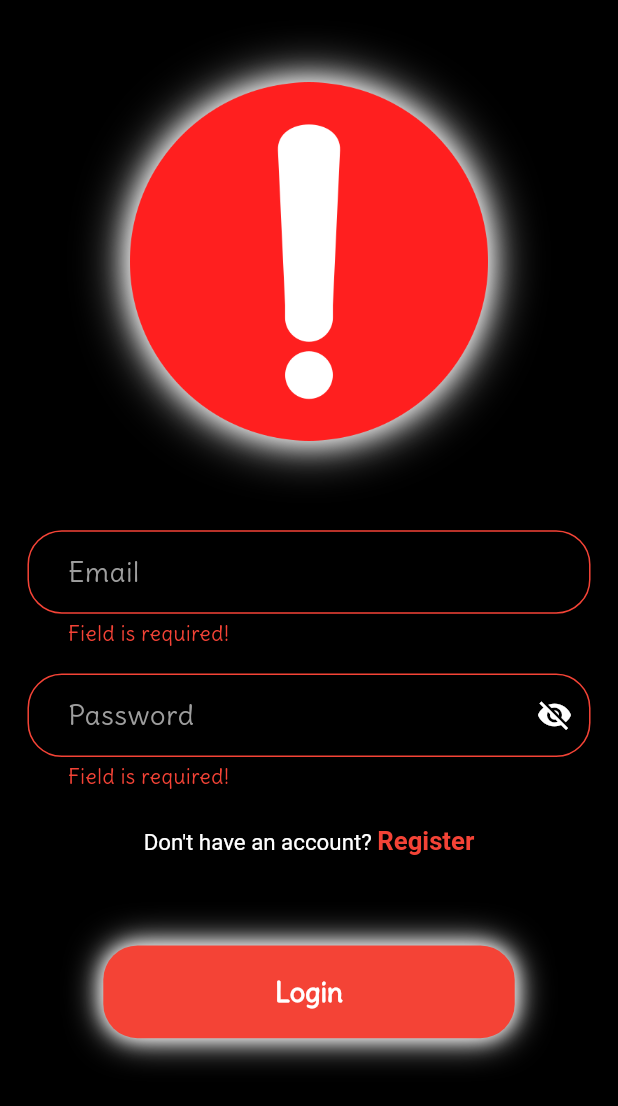
After one commit to OtiDavidChibueze/citizen-reporting-platform, a Flutter app: the LoginPage screen opened by its route, after a tap on "Login", on a phone screen of 412 x 824 dp. The commit adds this screen. Shown: the top 1106 px of the screen. Run offline on Flutter 3.47's test engine with Material 3 defaults, Android fonts, the phone set to English and light mode, and no system bars; our stand-ins replace cloud_firestore, equatable, firebase_auth, firebase_core, flutter_bloc, flutter_screenutil and 7 more; accounts and stored records are empty; statements that could not run were skipped.

Commit message:
feat(auth): implement login flow

```diff
--- /dev/null
+++ b/lib/features/auth/data/dto/login_dto.dart
@@ -0,0 +1,9 @@
+class LoginDto {
+  final String email;
+  final String password;
+
+  LoginDto({required this.email, required this.password});
+  Map<String, dynamic> toMap() {
+    return <String, dynamic>{'email': email, 'password': password};
+  }
+}
--- a/lib/features/auth/data/repository/auth_repository_impl.dart
+++ b/lib/features/auth/data/repository/auth_repository_impl.dart
@@ -1,4 +1,5 @@
-import 'package:citizen_report_incident/features/auth/domain/entities/user_entity.dart';
+import '../dto/login_dto.dart';
+import '../../domain/entities/user_entity.dart';
 
 import '../../../../core/constants/app_string.dart';
 import '../../../../core/error/exception.dart';
@@ -22,6 +23,10 @@ class AuthRepositoryImpl implements AuthRepository {
         () async => await _authFirebaseRemoteSource.register(req),
       );
 
+  @override
+  Future<Either<Failure, UserEntity>> login(LoginDto req) =>
+      _getCredentails(() async => await _authFirebaseRemoteSource.login(req));
+
   Future<Either<Failure, UserEntity>> _getCredentails(
     Future<UserEntity> Function() fn,
   ) async {
--- a/lib/features/auth/data/source/remote/auth_firebase_remote_source.dart
+++ b/lib/features/auth/data/source/remote/auth_firebase_remote_source.dart
@@ -1,4 +1,7 @@
-import 'package:citizen_report_incident/features/auth/data/model/user_model.dart';
+import '../../../../../core/service/local_storage_hive.dart';
+
+import '../../dto/login_dto.dart';
+import '../../model/user_model.dart';
 
 import '../../../../../core/constants/app_string.dart';
 import '../../../../../core/error/exception.dart';
@@ -9,17 +12,21 @@ import 'package:internet_connection_checker/internet_connection_checker.dart';
 
 abstract interface class AuthFirebaseRemoteSource {
   Future<UserModel> register(RegisterDTO req);
+  Future<UserModel> login(LoginDto req);
 }
 
 class AuthFirebaseRemoteSourceImpl implements AuthFirebaseRemoteSource {
   final FirebaseService _firebaseService;
   final InternetConnectionChecker _internetConnectionChecker;
+  final LocalStorageService _localStorageService;
 
   AuthFirebaseRemoteSourceImpl({
     required FirebaseService firebaseService,
     required InternetConnectionChecker internetConnectionChecker,
+    required LocalStorageService localStorageService,
   }) : _firebaseService = firebaseService,
-       _internetConnectionChecker = internetConnectionChecker;
+       _internetConnectionChecker = internetConnectionChecker,
+       _localStorageService = localStorageService;
 
   @override
   Future<UserModel> register(RegisterDTO req) async {
@@ -54,4 +61,42 @@ class AuthFirebaseRemoteSourceImpl implements AuthFirebaseRemoteSource {
       throw ServerException(e.toString());
     }
   }
+
+  @override
+  Future<UserModel> login(LoginDto req) async {
+    try {
+      if (!await _internetConnectionChecker.hasConnection) {
+        throw ServerException(AppString.noInternetConnection);
+      }
+
+      final loginUser = await _firebaseService.auth.signInWithEmailAndPassword(
+        email: req.email,
+        password: req.password,
+      );
+
+      if (loginUser.user == null) {
+        throw ServerException(AppString.loginFailed);
+      }
+
+      final name = loginUser.user!.email!.split('@')[0];
+
+      await _localStorageService.save(AppString.userId, loginUser.user!.uid);
+      await _localStorageService.save(AppString.userName, name);
+
+      final UserModel userData = UserModel(
+        name: '',
+        email: loginUser.user!.email!,
+        password: req.password,
+      );
+
+      AppLogger.i(
+        'User logged in: Uid-> ${loginUser.user!.uid}, Email-> ${loginUser.user!.email}, Name-> $name',
+      );
+
+      return UserModel.fromJson(userData.toJson());
+    } catch (e) {
+      AppLogger.e('Login Error: $e');
+      throw ServerException(e.toString());
+    }
+  }
 }
--- a/lib/features/auth/domain/repository/auth_repository.dart
+++ b/lib/features/auth/domain/repository/auth_repository.dart
@@ -1,4 +1,5 @@
-import 'package:citizen_report_incident/features/auth/domain/entities/user_entity.dart';
+import '../../data/dto/login_dto.dart';
+import '../entities/user_entity.dart';
 
 import '../../../../core/error/failure.dart';
 import '../../data/dto/register_dto.dart';
@@ -6,4 +7,5 @@ import 'package:fpdart/fpdart.dart';
 
 abstract interface class AuthRepository {
   Future<Either<Failure, UserEntity>> register(RegisterDTO req);
+  Future<Either<Failure, UserEntity>> login(LoginDto req);
 }
--- /dev/null
+++ b/lib/features/auth/domain/usecases/login_usecase.dart
@@ -0,0 +1,19 @@
+import '../../data/dto/login_dto.dart';
+import '../entities/user_entity.dart';
+
+import '../../../../core/error/failure.dart';
+import '../../../../core/usecases/usecases.dart';
+import '../repository/auth_repository.dart';
+import 'package:fpdart/fpdart.dart';
+
+class LoginUsecase implements UseCase<UserEntity, LoginDto> {
+  final AuthRepository _authRepository;
+
+  LoginUsecase({required AuthRepository authRepository})
+    : _authRepository = authRepository;
+
+  @override
+  Future<Either<Failure, UserEntity>> call(LoginDto params) async {
+    return _authRepository.login(params);
+  }
+}
--- a/lib/features/auth/presentation/bloc/auth_bloc.dart
+++ b/lib/features/auth/presentation/bloc/auth_bloc.dart
@@ -1,4 +1,6 @@
-import 'package:citizen_report_incident/features/auth/domain/entities/user_entity.dart';
+import '../../data/dto/login_dto.dart';
+import '../../domain/entities/user_entity.dart';
+import '../../domain/usecases/login_usecase.dart';
 
 import '../../data/dto/register_dto.dart';
 import '../../domain/usecases/register_usecase.dart';
@@ -10,12 +12,17 @@ part 'auth_state.dart';
 
 class AuthBloc extends Bloc<AuthEvent, AuthState> {
   final RegisterUseCase _registerUseCase;
+  final LoginUsecase _loginUseCase;
 
-  AuthBloc({required RegisterUseCase registerUseCase})
-    : _registerUseCase = registerUseCase,
-      super(AuthInitialState()) {
+  AuthBloc({
+    required RegisterUseCase registerUseCase,
+    required LoginUsecase loginUseCase,
+  }) : _registerUseCase = registerUseCase,
+       _loginUseCase = loginUseCase,
+       super(AuthInitialState()) {
     on<AuthEvent>((_, emit) => emit(AuthLoadingState()));
     on<AuthRegisterEvent>(_register);
+    on<AuthLoginEvent>(_login);
   }
 
   Future<void> _register(
@@ -35,4 +42,15 @@ class AuthBloc extends Bloc<AuthEvent, AuthState> {
       (r) => emit(AuthSuccessState(user: r)),
     );
   }
+
+  Future<void> _login(AuthLoginEvent event, Emitter<AuthState> emit) async {
+    final result = await _loginUseCase(
+      LoginDto(email: event.req.email, password: event.req.password),
+    );
+
+    result.fold(
+      (l) => emit(AuthErrorState(message: l.message)),
+      (r) => emit(AuthSuccessState(user: r)),
+    );
+  }
 }
--- a/lib/features/auth/presentation/bloc/auth_event.dart
+++ b/lib/features/auth/presentation/bloc/auth_event.dart
@@ -11,3 +11,8 @@ final class AuthRegisterEvent extends AuthEvent {
   final RegisterDTO req;
   const AuthRegisterEvent({required this.req});
 }
+
+final class AuthLoginEvent extends AuthEvent {
+  final LoginDto req;
+  const AuthLoginEvent({required this.req});
+}
--- /dev/null
+++ b/lib/features/auth/presentation/pages/login_page.dart
@@ -0,0 +1,199 @@
+import '../../data/dto/login_dto.dart';
+import 'register_page.dart';
+import '../../../incidents/presentation/pages/incident_page.dart';
+import 'package:go_router/go_router.dart';
+
+import '../../../../core/common/theme/app_colors.dart';
+import '../../../../core/common/widgets/custom_button_widget.dart';
+import '../../../../core/common/widgets/custom_textfield_widget.dart';
+import '../../../../core/constants/app_image_urls.dart';
+import '../../../../core/constants/app_string.dart';
+import '../../../../core/utils/custom_dialog_loader.dart';
+import '../../../../core/utils/custom_snackbar.dart';
+import '../../../../core/utils/screen_util.dart';
+import '../../../../core/utils/validations/validation.dart';
+import '../bloc/auth_bloc.dart';
+import 'package:flutter/material.dart';
+import 'package:flutter_bloc/flutter_bloc.dart';
+
+class LoginPage extends StatefulWidget {
+  static const String routeName = 'login';
+
+  const LoginPage({super.key});
+
+  @override
+  State<LoginPage> createState() => _LoginPageState();
+}
+
+class _LoginPageState extends State<LoginPage> {
+  final GlobalKey<FormState> _loginFormKey = GlobalKey<FormState>();
+  final TextEditingController _emailCtrl = TextEditingController();
+  final TextEditingController _passwordCtrl = TextEditingController();
+  bool isPasswordVisible = false;
+
+  @override
+  dispose() {
+    _emailCtrl.dispose();
+
+    _passwordCtrl.dispose();
+    super.dispose();
+  }
+
+  _clear() {
+    _emailCtrl.clear();
+    _passwordCtrl.clear();
+  }
+
+  @override
+  Widget build(BuildContext context) {
+    return SafeArea(
+      child: Scaffold(
+        backgroundColor: AppColors.scaffold,
+        body: BlocConsumer<AuthBloc, AuthState>(
+          listener: (context, state) {
+            if (state is AuthLoadingState) {
+              return CustomDialogLoader.show(context);
+            }
+
+            if (state is AuthSuccessState) {
+              _clear();
+              CustomDialogLoader.cancel(context);
+              return CustomSnackbar.success(context, AppString.loginSuccess);
+            }
+
+            if (state is AuthErrorState) {
+              _clear();
+              CustomDialogLoader.cancel(context);
+              return CustomSnackbar.error(context, state.message);
+            }
+          },
+          builder: (context, state) {
+            return Padding(
+              padding: EdgeInsets.symmetric(horizontal: w(16), vertical: h(16)),
+              child: SingleChildScrollView(
+                physics: BouncingScrollPhysics(),
+                child: Form(
+                  key: _loginFormKey,
+                  child: Column(
+                    children: [
+                      VSpace(30),
+
+                      Center(
+                        child: Container(
+                          decoration: BoxDecoration(
+                            shape: BoxShape.circle,
+                            boxShadow: [
+                              BoxShadow(color: AppColors.white, blurRadius: 30),
+                              BoxShadow(color: AppColors.white, blurRadius: 15),
+                            ],
+                          ),
+                          child: Image.asset(
+                            AppImageUrls.logo,
+                            fit: BoxFit.cover,
+                            height: h(200),
+                          ),
+                        ),
+                      ),
+
+                      VSpace(50),
+
+                      CustomTextfieldWidget(
+                        controller: _emailCtrl,
+                        keyboardType: TextInputType.emailAddress,
+                        hintText: AppString.email,
+                        validator: (val) => Validation.isEmpty(val),
+                      ),
+
+                      VSpace(15),
+
+                      CustomTextfieldWidget(
+                        controller: _passwordCtrl,
+                        keyboardType: TextInputType.visiblePassword,
+                        hintText: AppString.password,
+                        validator: (val) => Validation.isEmpty(val),
+                        obscureText: !isPasswordVisible,
+                        suffix: IconButton(
+                          onPressed: () {
+                            setState(() {
+                              isPasswordVisible = !isPasswordVisible;
+                            });
+                          },
+                          icon: Icon(
+                            isPasswordVisible
+                                ? Icons.visibility
+                                : Icons.visibility_off,
+                            color: isPasswordVisible
+                                ? AppColors.borderColor
+                                : AppColors.white,
+                          ),
+                        ),
+                      ),
+
+                      VSpace(20),
+
+                      Center(
+                        child: GestureDetector(
+                          onTap: () =>
+                              context.pushNamed(RegisterPage.routeName),
+
+                          child: RichText(
+                            text: TextSpan(
+                              text: AppString.dontHaveAccount,
+                              style: TextStyle(
+                                color: AppColors.white,
+                                fontSize: sp(13),
+                              ),
+                              children: [
+                                TextSpan(
+                                  text: AppString.register,
+                                  style: TextStyle(
+                                    color: AppColors.error,
+                                    fontSize: sp(15),
+                                    fontWeight: FontWeight.bold,
+                                  ),
+                                ),
+                              ],
+                            ),
+                          ),
+                        ),
+                      ),
+
+                      VSpace(50),
+
+                      Container(
+                        decoration: BoxDecoration(
+                          borderRadius: BorderRadius.circular(sr(20)),
+                          boxShadow: [
+                            BoxShadow(color: AppColors.white, blurRadius: 20),
+                            BoxShadow(color: AppColors.white, blurRadius: 10),
+                          ],
+                        ),
+                        child: CustomButtonWidget(
+                          onPressed: () {
+                            if (_loginFormKey.currentState!.validate()) {
+                              context.read<AuthBloc>().add(
+                                AuthLoginEvent(
+                                  req: LoginDto(
+                                    email: _emailCtrl.text,
+                                    password: _passwordCtrl.text,
+                                  ),
+                                ),
+                              );
+                            }
+                          },
+                          text: AppString.login,
+                          horizontal: w(100),
+                          vertical: h(15),
+                        ),
+                      ),
+                    ],
+                  ),
+                ),
+              ),
+            );
+          },
+        ),
+      ),
+    );
+  }
+}
```
Also changed, not shown: lib/core/service/locator_service.dart (+13 -1 lines).
